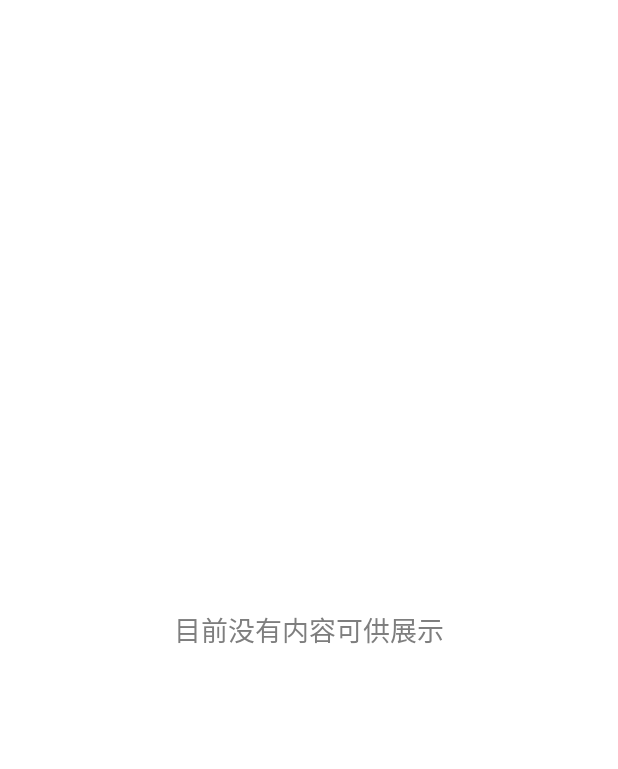
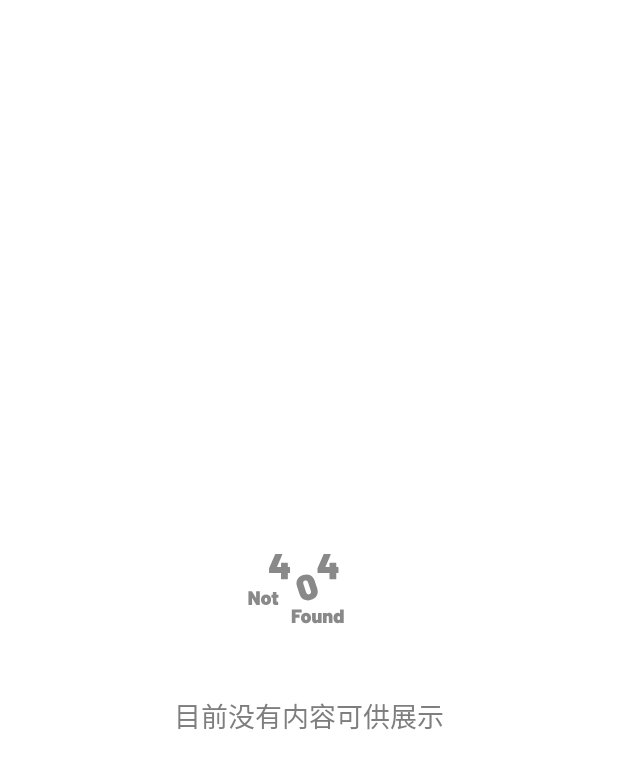
Before and after one commit to fabricezhang/lcg, an Android app: the fragment MeNotificationFragment shown on its own in the app's theme, on a phone screen of 412 x 824 dp. Shown: the top 769 px of the screen. Run offline under Robolectric (Android 15) with nearby library versions, the phone set to English and light mode, and no system bars; our stand-ins replace Dagger/Hilt's generated code, EventBus, RxJava, Timber; libraries missing offline, so code that uses them is left out: com.tencent.bugly, com.tencent.stat, uk.co.chrisjenx; network calls fail; pictures from the network do not load; 1 statement that could not run was skipped.

Commit message:
fix: fix me tab ui

```diff
--- a/app/src/main/java/top/easelink/lcg/ui/main/me/view/MeFragment.kt
+++ b/app/src/main/java/top/easelink/lcg/ui/main/me/view/MeFragment.kt
@@ -177,6 +177,7 @@ class MeFragment : BaseFragment<FragmentMeBinding, MeViewModel>() {
     }
 
     private fun showFragment(fragment: Fragment) {
+        child_fragment_container.visibility = View.VISIBLE
         addFragmentInFragment(
             childFragmentManager,
             fragment,
--- a/app/src/main/java/top/easelink/lcg/ui/main/me/view/MeNotificationFragment.kt
+++ b/app/src/main/java/top/easelink/lcg/ui/main/me/view/MeNotificationFragment.kt
@@ -41,14 +41,24 @@ class MeNotificationFragment: TopFragment(){
             }
             itemAnimator = DefaultItemAnimator()
             adapter = NotificationsAdapter()
-            notificationViewModel
-                .notifications
-                .observe(this@MeNotificationFragment, Observer { notifications ->
-                    (adapter as NotificationsAdapter).run {
-                        clearItems()
-                        addItems(notifications)
+            notificationViewModel.apply {
+                isLoading.observe(this@MeNotificationFragment, Observer {
+                    if (it) {
+                        loading.visibility = View.VISIBLE
+                        notification_recycler_view.visibility = View.GONE
+                    } else {
+                        loading.visibility = View.GONE
+                        notification_recycler_view.visibility = View.VISIBLE
                     }
                 })
+                notifications
+                    .observe(this@MeNotificationFragment, Observer { notifications ->
+                        (adapter as NotificationsAdapter).run {
+                            clearItems()
+                            addItems(notifications)
+                        }
+                    })
+            }
         }
     }
 }
--- a/app/src/main/java/top/easelink/lcg/ui/main/me/viewmodel/NotificationViewModel.kt
+++ b/app/src/main/java/top/easelink/lcg/ui/main/me/viewmodel/NotificationViewModel.kt
@@ -15,9 +15,11 @@ import top.easelink.lcg.utils.WebsiteConstant.NOTIFICATION_HOME_URL
 class NotificationViewModel: ViewModel(){
 
     val notifications= MutableLiveData<List<BaseNotification>>()
+    val isLoading = MutableLiveData<Boolean>()
 
     fun fetchNotifications() {
         GlobalScope.launch(Dispatchers.IO) {
+            isLoading.postValue(true)
             try {
                 Client.sendRequestWithQuery(NOTIFICATION_HOME_URL).let {
                     notifications.postValue(parseResponse(it))
@@ -25,6 +27,7 @@ class NotificationViewModel: ViewModel(){
             } catch (e: Exception) {
                 Timber.e(e)
             }
+            isLoading.postValue(false)
         }
     }
 
--- a/app/src/main/res/layout/fragment_me.xml
+++ b/app/src/main/res/layout/fragment_me.xml
@@ -275,6 +275,7 @@
             android:layout_marginEnd="@dimen/dp_5"
             app:cardCornerRadius="@dimen/dp_6"
             app:cardElevation="@dimen/dp_3"
+            android:visibility="gone"
             android:id="@+id/child_fragment_container"
             android:layout_width="match_parent"
             android:layout_height="0dp"
--- a/app/src/main/res/layout/fragment_notification.xml
+++ b/app/src/main/res/layout/fragment_notification.xml
@@ -1,18 +1,35 @@
 <?xml version="1.0" encoding="utf-8"?>
 
-<androidx.constraintlayout.widget.ConstraintLayout
-        xmlns:android="http://schemas.android.com/apk/res/android"
+<androidx.constraintlayout.widget.ConstraintLayout xmlns:android="http://schemas.android.com/apk/res/android"
     android:layout_width="match_parent"
     android:layout_height="match_parent"
+    xmlns:app="http://schemas.android.com/apk/res-auto"
     android:orientation="vertical"
     android:focusable="true"
     android:clickable="true"
     android:gravity="center"
     android:padding="@dimen/dp_3"
     android:background="@color/white">
+
     <androidx.recyclerview.widget.RecyclerView
             android:id="@+id/notification_recycler_view"
             android:layout_width="match_parent"
             android:layout_height="match_parent" />
 
+    <com.airbnb.lottie.LottieAnimationView
+        android:layout_gravity="center"
+        android:id="@+id/loading"
+        android:layout_width="@dimen/dp_40"
+        android:layout_height="@dimen/dp_40"
+        android:scaleType="fitCenter"
+        android:visibility="gone"
+        app:lottie_rawRes="@raw/sync_icon"
+        app:lottie_loop="true"
+        app:lottie_autoPlay="true"
+        app:layout_constraintStart_toStartOf="@id/notification_recycler_view"
+        app:layout_constraintEnd_toEndOf="@id/notification_recycler_view"
+        app:layout_constraintBottom_toBottomOf="@id/notification_recycler_view"
+        app:layout_constraintTop_toTopOf="@id/notification_recycler_view"
+        />
+
 </androidx.constraintlayout.widget.ConstraintLayout>
--- a/app/src/main/res/layout/item_empty_view.xml
+++ b/app/src/main/res/layout/item_empty_view.xml
@@ -1,13 +1,24 @@
 <?xml version="1.0" encoding="utf-8"?>
 
-<LinearLayout
-        xmlns:android="http://schemas.android.com/apk/res/android"
+<LinearLayout xmlns:android="http://schemas.android.com/apk/res/android"
+    xmlns:app="http://schemas.android.com/apk/res-auto"
     android:background="@color/white"
     android:id="@+id/linearLayoutView"
     android:layout_width="match_parent"
     android:layout_height="match_parent"
     android:gravity="center"
     android:orientation="vertical">
+
+    <com.airbnb.lottie.LottieAnimationView
+        android:layout_gravity="center"
+        android:id="@+id/empty"
+        android:layout_width="@dimen/dp_100"
+        android:layout_height="@dimen/dp_100"
+        android:scaleType="fitCenter"
+        android:visibility="visible"
+        app:lottie_rawRes="@raw/item_not_found"
+        app:lottie_loop="true"
+        app:lottie_autoPlay="true"/>
 
     <TextView
         android:id="@+id/tv_message"
--- a/app/src/main/res/layout/item_load_more_view.xml
+++ b/app/src/main/res/layout/item_load_more_view.xml
@@ -6,5 +6,5 @@
       android:layout_marginBottom="@dimen/dp_8"
       android:layout_marginStart="@dimen/dp_50"
       android:layout_marginEnd="@dimen/dp_50"
-      android:background="@color/light_gray"
+      android:background="@color/slight_light_gray"
 />
```
Also changed, not shown: app/src/main/java/top/easelink/lcg/ui/main/me/viewmodel/NotificationsAdapter.kt (+23 -7 lines), app/src/main/res/drawable/rectangle_bg_borderline.xml (deleted, +0 -9 lines), app/src/main/res/layout/item_notification_view.xml (+14 -7 lines). Lines whose indentation alone changed are shown as unchanged.
